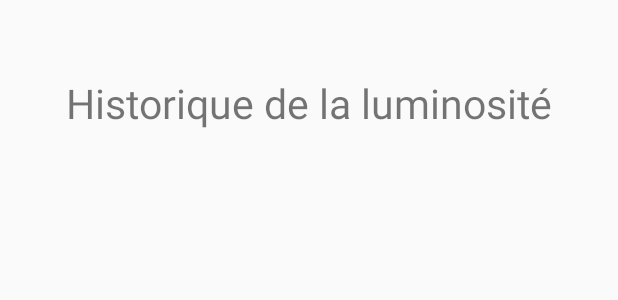
After one commit to Viperine2022/WasteLessFridge, an Android app: the layout historique_luminosite.xml on its own in the app's theme, with its tools: preview values and no code run, on a phone screen of 412 x 824 dp. The commit adds this screen. Shown: the top 300 px of the screen. Run offline under Robolectric (Android 15) with nearby library versions, the phone set to English and light mode, and no system bars.

Commit message:
recyclerView totalement fonctionnel, menu added, pages lumiere temp vides

```diff
--- a/WasteLessFridge/app/src/main/res/layout/add_product.xml
+++ b/WasteLessFridge/app/src/main/res/layout/add_product.xml
@@ -51,4 +51,5 @@
         app:layout_constraintEnd_toEndOf="parent"
         app:layout_constraintStart_toStartOf="parent"
         app:layout_constraintTop_toBottomOf="@+id/date_product2add" />
+
 </android.support.constraint.ConstraintLayout>
--- /dev/null
+++ b/WasteLessFridge/app/src/main/res/layout/historique_luminosite.xml
@@ -0,0 +1,20 @@
+<?xml version="1.0" encoding="utf-8"?>
+<android.support.constraint.ConstraintLayout xmlns:android="http://schemas.android.com/apk/res/android"
+    xmlns:app="http://schemas.android.com/apk/res-auto"
+    xmlns:tools="http://schemas.android.com/tools"
+    android:layout_width="match_parent"
+    android:layout_height="match_parent"
+    android:padding="30dp">
+
+    <TextView
+        android:id="@+id/title_add_product"
+        android:layout_width="wrap_content"
+        android:layout_height="wrap_content"
+        android:layout_marginTop="20dp"
+        android:text="@string/hist_lum"
+        android:textSize="27dp"
+        app:layout_constraintEnd_toEndOf="parent"
+        app:layout_constraintStart_toStartOf="parent"
+        app:layout_constraintTop_toTopOf="parent" />
+
+</android.support.constraint.ConstraintLayout>
--- a/WasteLessFridge/app/src/main/res/layout/toolbar.xml
+++ b/WasteLessFridge/app/src/main/res/layout/toolbar.xml
@@ -30,7 +30,7 @@
         />
 
     <ImageButton
-        android:id="@+id/dots"
+        android:id="@+id/dots_open_menu"
         android:layout_width="wrap_content"
         android:layout_height="wrap_content"
         android:src="@drawable/dots"
--- a/WasteLessFridge/app/src/main/res/values/strings.xml
+++ b/WasteLessFridge/app/src/main/res/values/strings.xml
@@ -8,6 +8,10 @@
     <string name="date_example_1">20/12/2021</string>
     <string name="add_product">Add a product</string>
     <string name="modify_product">Modify a product</string>
+
+    <string name="action_settings">Settings</string>
+    <string name="hist_temp">Historique des températures</string>
+    <string name="hist_lum">Historique de la luminosité</string>
 
     <!-- Au lancement de l'appli, produits ajoutés par défaut -->
     <string-array name="product_dates">
```
Also changed, not shown: WasteLessFridge/app/src/main/AndroidManifest.xml (+11 -0 lines), WasteLessFridge/app/src/main/java/com/example/wastelessfridge/HistoriqueLuminosite.java (added, +14 -0 lines), WasteLessFridge/app/src/main/java/com/example/wastelessfridge/HistoriqueTemperature.java (added, +15 -0 lines), WasteLessFridge/app/src/main/java/com/example/wastelessfridge/MainActivity.java (+28 -30 lines), WasteLessFridge/app/src/main/res/layout/historique_temperature.xml (added, +20 -0 lines), WasteLessFridge/app/src/main/res/menu/menu.xml (added, +20 -0 lines), 1 other file.
